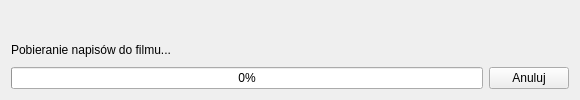
First picture: the form in ui/frmprogress.ui, repository QNapi/qnapi, before the edit.
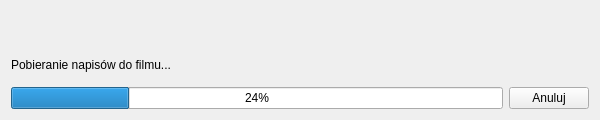
Second picture: the form after the edit. Icons and pictures are not drawn.

Patch:
```diff
--- a/ui/frmprogress.ui
+++ b/ui/frmprogress.ui
@@ -5,8 +5,8 @@
    <rect>
     <x>0</x>
     <y>0</y>
-    <width>580</width>
-    <height>100</height>
+    <width>600</width>
+    <height>120</height>
    </rect>
   </property>
   <property name="minimumSize" >
@@ -15,12 +15,6 @@
     <height>100</height>
    </size>
   </property>
-  <property name="maximumSize" >
-   <size>
-    <width>580</width>
-    <height>100</height>
-   </size>
-  </property>
   <property name="acceptDrops" >
    <bool>true</bool>
   </property>
@@ -88,31 +82,13 @@
     <layout class="QHBoxLayout" >
      <item>
       <widget class="QProgressBar" name="pbProgress" >
-       <property name="sizePolicy" >
-        <sizepolicy vsizetype="Minimum" hsizetype="Expanding" >
-         <horstretch>0</horstretch>
-         <verstretch>0</verstretch>
-        </sizepolicy>
-       </property>
        <property name="value" >
-        <number>0</number>
-       </property>
-       <property name="alignment" >
-        <set>Qt::AlignHCenter</set>
-       </property>
-       <property name="textVisible" >
-        <bool>true</bool>
+        <number>24</number>
        </property>
       </widget>
      </item>
      <item>
       <widget class="QPushButton" name="pbCancel" >
-       <property name="sizePolicy" >
-        <sizepolicy vsizetype="Minimum" hsizetype="Minimum" >
-         <horstretch>0</horstretch>
-         <verstretch>0</verstretch>
-        </sizepolicy>
-       </property>
        <property name="text" >
         <string>Anuluj</string>
        </property>
```
Left out of the diff: 10 changed lines with no effect on the pictures.
